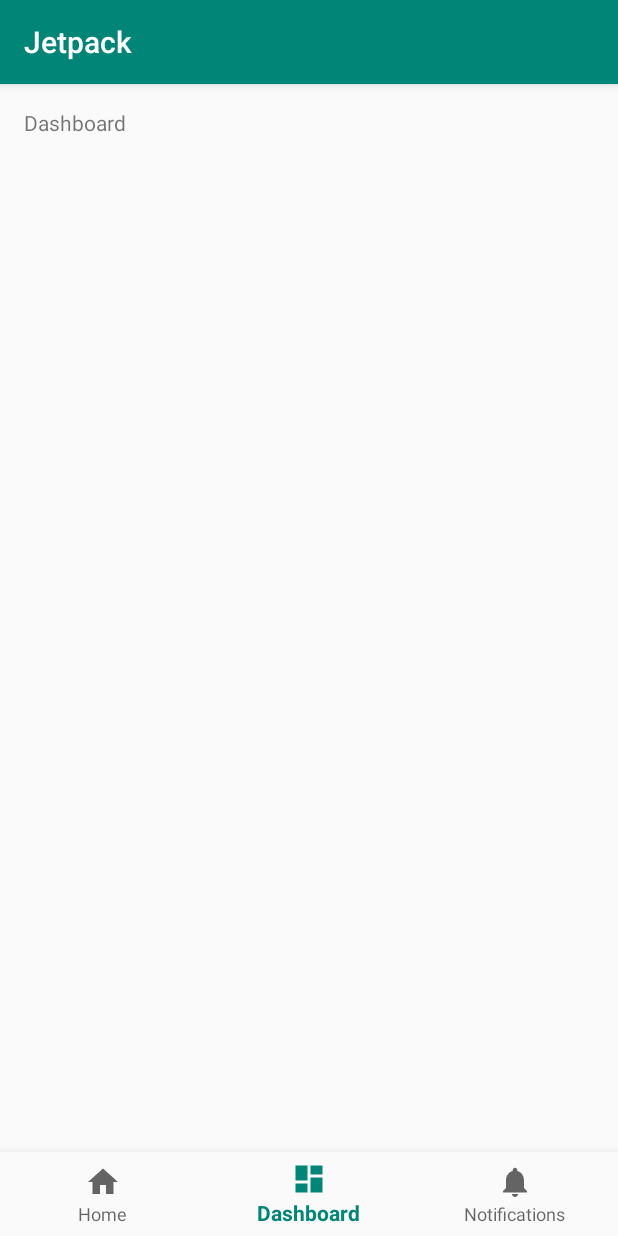
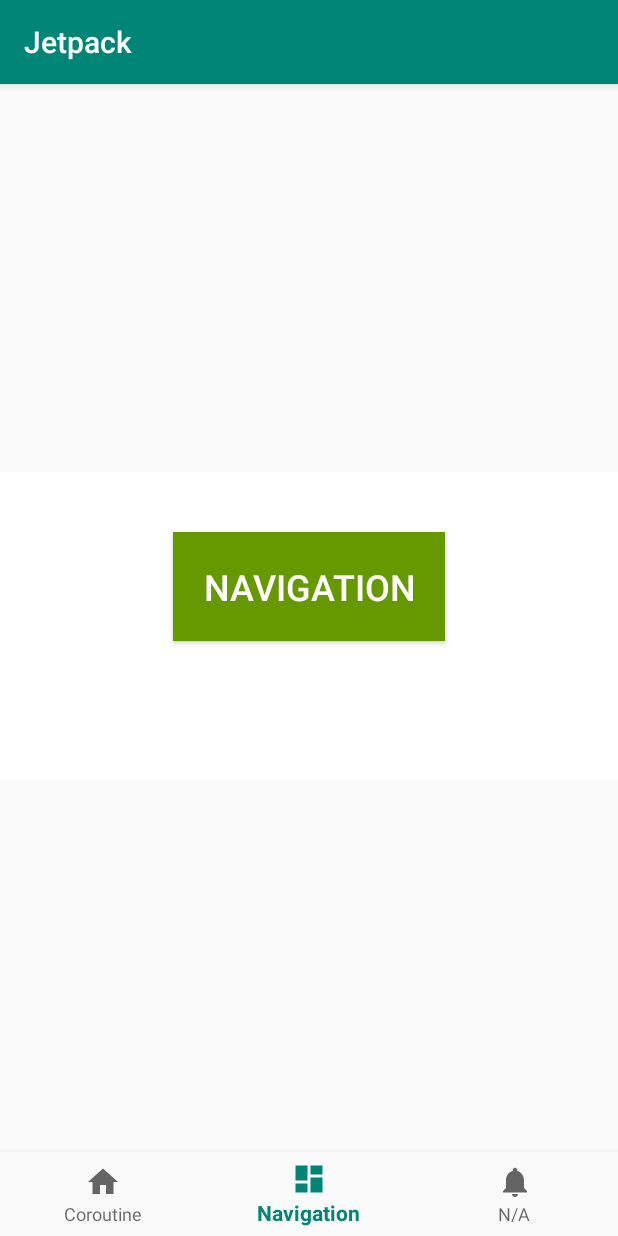
Before and after one commit to teresawu/jetpack, an Android app: the screen it shows after launch (MainActivity), item 2 of the bottom bar chosen, on a phone screen of 412 x 824 dp. Run offline under Robolectric (Android 15) with nearby library versions, the phone set to English and light mode, and no system bars; libraries missing offline, so code that uses them is left out: kotlinx.coroutines.experimental.

Commit message:
add coroutine code

```diff
--- a/app/build.gradle
+++ b/app/build.gradle
@@ -48,6 +48,8 @@ dependencies {
     implementation "com.google.android.material:material:$versions.material"
     implementation "androidx.constraintlayout:constraintlayout:$versions.constraintLayout"
     implementation "androidx.multidex:multidex:$versions.multidex"
+    implementation "org.jetbrains.kotlinx:kotlinx-coroutines-core:$versions.coroutine"
+    implementation "org.jetbrains.kotlinx:kotlinx-coroutines-android:$versions.coroutine"
 
     //local module
     implementation project(':navigation')
--- a/app/src/main/java/co/uk/jetpack/MainActivity.kt
+++ b/app/src/main/java/co/uk/jetpack/MainActivity.kt
@@ -4,21 +4,26 @@ import android.os.Bundle
 import androidx.appcompat.app.AppCompatActivity
 import com.google.android.material.bottomnavigation.BottomNavigationView
 import kotlinx.android.synthetic.main.activity_main.*
+import kotlinx.android.synthetic.main.view_coroutine.*
+import kotlinx.coroutines.experimental.android.UI
+import kotlinx.coroutines.experimental.delay
+import kotlinx.coroutines.experimental.launch
+import kotlinx.coroutines.experimental.timeunit.TimeUnit
 
 class MainActivity : AppCompatActivity() {
 
     private val mOnNavigationItemSelectedListener = BottomNavigationView.OnNavigationItemSelectedListener { item ->
         when (item.itemId) {
-            R.id.navigation_home -> {
-                message.setText(R.string.title_home)
+            R.id.navigation_coroutine -> {
+                btnCoroutine.setText(R.string.title_coroutine)
                 return@OnNavigationItemSelectedListener true
             }
-            R.id.navigation_dashboard -> {
-                message.setText(R.string.title_dashboard)
+            R.id.navigation_nav -> {
+                btnCoroutine.setText(R.string.title_nav)
                 return@OnNavigationItemSelectedListener true
             }
-            R.id.navigation_notifications -> {
-                message.setText(R.string.title_notifications)
+            R.id.navigation_na -> {
+                btnCoroutine.setText(R.string.title_na)
                 return@OnNavigationItemSelectedListener true
             }
         }
@@ -29,5 +34,19 @@ class MainActivity : AppCompatActivity() {
         super.onCreate(savedInstanceState)
         setContentView(R.layout.activity_main)
         navigation.setOnNavigationItemSelectedListener(mOnNavigationItemSelectedListener)
+        startCoroutine()
+    }
+
+    private fun startCoroutine() {
+        btnCoroutine.setOnClickListener {
+            launch(UI) {
+                setTextAfterDelay(2, "Hello from a coroutine!")
+            }
+        }
+    }
+
+    private suspend fun setTextAfterDelay(seconds: Long, text: String) {
+        delay(seconds, TimeUnit.SECONDS)
+        txtCoroutine.text = text
     }
 }
--- a/app/src/main/res/layout/activity_main.xml
+++ b/app/src/main/res/layout/activity_main.xml
@@ -7,15 +7,14 @@
     android:layout_height="match_parent"
     tools:context=".MainActivity">
 
-    <TextView
-        android:id="@+id/message"
-        android:layout_width="wrap_content"
+    <include
+        layout="@layout/view_coroutine"
+        android:layout_width="0dp"
         android:layout_height="wrap_content"
-        android:layout_marginStart="@dimen/activity_horizontal_margin"
-        android:layout_marginLeft="@dimen/activity_horizontal_margin"
-        android:layout_marginTop="@dimen/activity_vertical_margin"
-        android:text="@string/title_home"
-        app:layout_constraintLeft_toLeftOf="parent"
+        android:layout_marginTop="10dp"
+        app:layout_constraintBottom_toTopOf="@+id/navigation"
+        app:layout_constraintEnd_toEndOf="parent"
+        app:layout_constraintStart_toStartOf="parent"
         app:layout_constraintTop_toTopOf="parent" />
 
     <com.google.android.material.bottomnavigation.BottomNavigationView
--- /dev/null
+++ b/app/src/main/res/layout/view_coroutine.xml
@@ -0,0 +1,34 @@
+<?xml version="1.0" encoding="utf-8"?>
+<androidx.constraintlayout.widget.ConstraintLayout xmlns:android="http://schemas.android.com/apk/res/android"
+    xmlns:app="http://schemas.android.com/apk/res-auto"
+    xmlns:tools="http://schemas.android.com/tools"
+    android:layout_width="match_parent"
+    android:layout_height="match_parent"
+    android:background="@android:color/background_light"
+    android:padding="40dp">
+
+    <Button
+        android:id="@+id/btnCoroutine"
+        android:layout_width="wrap_content"
+        android:layout_height="wrap_content"
+        android:background="@android:color/holo_green_dark"
+        android:padding="20dp"
+        android:text="@string/coroutine"
+        android:textColor="@android:color/white"
+        android:textSize="24sp"
+        app:layout_constraintEnd_toEndOf="parent"
+        app:layout_constraintStart_toStartOf="parent"
+        app:layout_constraintTop_toTopOf="parent" />
+
+    <TextView
+        android:id="@+id/txtCoroutine"
+        android:layout_width="wrap_content"
+        android:layout_height="wrap_content"
+        android:layout_margin="20dp"
+        android:textColor="@android:color/darker_gray"
+        android:textSize="24sp"
+        app:layout_constraintEnd_toEndOf="parent"
+        app:layout_constraintStart_toStartOf="parent"
+        app:layout_constraintTop_toBottomOf="@id/btnCoroutine"
+        tools:text="wet entwlekntwlntqh" />
+</androidx.constraintlayout.widget.ConstraintLayout>
--- a/app/src/main/res/menu/navigation.xml
+++ b/app/src/main/res/menu/navigation.xml
@@ -2,18 +2,18 @@
 <menu xmlns:android="http://schemas.android.com/apk/res/android">
 
     <item
-        android:id="@+id/navigation_home"
+        android:id="@+id/navigation_coroutine"
         android:icon="@drawable/ic_home_black_24dp"
-        android:title="@string/title_home" />
+        android:title="@string/title_coroutine" />
 
     <item
-        android:id="@+id/navigation_dashboard"
+        android:id="@+id/navigation_nav"
         android:icon="@drawable/ic_dashboard_black_24dp"
-        android:title="@string/title_dashboard" />
+        android:title="@string/title_nav" />
 
     <item
-        android:id="@+id/navigation_notifications"
+        android:id="@+id/navigation_na"
         android:icon="@drawable/ic_notifications_black_24dp"
-        android:title="@string/title_notifications" />
+        android:title="@string/title_na" />
 
 </menu>
--- a/app/src/main/res/values/strings.xml
+++ b/app/src/main/res/values/strings.xml
@@ -1,6 +1,6 @@
 <resources>
     <string name="app_name">Jetpack</string>
-    <string name="title_home">Home</string>
-    <string name="title_dashboard">Dashboard</string>
-    <string name="title_notifications">Notifications</string>
+    <string name="title_coroutine">Coroutine</string>
+    <string name="title_nav">Navigation</string>
+    <string name="title_na">N/A</string>
 </resources>
--- a/navigation/build.gradle
+++ b/navigation/build.gradle
@@ -30,6 +30,8 @@ dependencies {
     implementation "androidx.core:core-ktx:$versions.core"
     implementation "com.google.android.material:material:$versions.material"
     implementation "androidx.constraintlayout:constraintlayout:$versions.constraintLayout"
+    implementation "org.jetbrains.kotlinx:kotlinx-coroutines-core:$versions.coroutine"
+    implementation "org.jetbrains.kotlinx:kotlinx-coroutines-android:$versions.coroutine"
 
     //3rd party
     implementation "com.squareup.retrofit2:retrofit:$versions.retrofitVersion"
--- a/navigation/src/main/res/values/strings.xml
+++ b/navigation/src/main/res/values/strings.xml
@@ -1,3 +1,4 @@
 <resources>
     <string name="app_name">navigation</string>
+    <string name="coroutine">coRoutine</string>
 </resources>
```
Also changed, not shown: navigation/src/main/java/co/uk/navigation/service/ProjectRepo.kt (+2 -28 lines), navigation/src/main/java/co/uk/navigation/ui/CoroutineActivity.kt (added, +11 -0 lines), navigation/src/main/res/layout/activity_coroutine.xml (added, +34 -0 lines).
